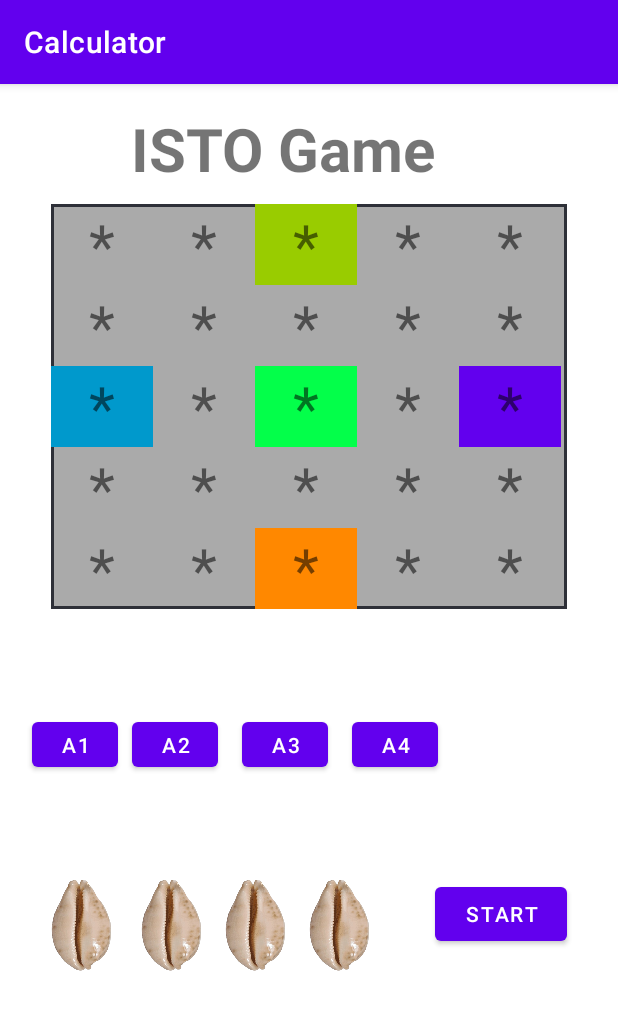
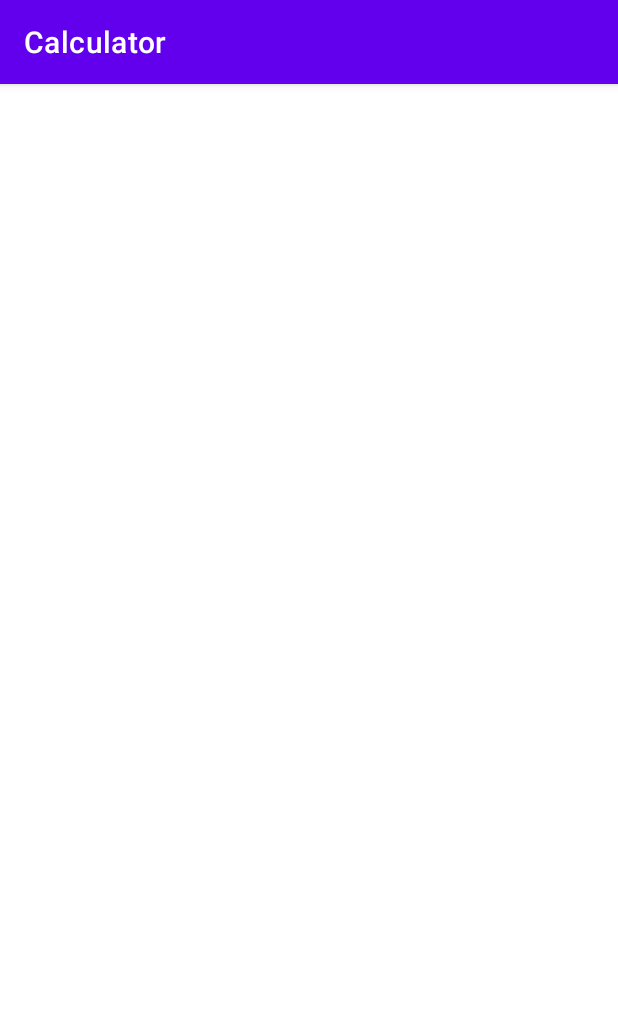
Before and after one commit to MayanKanakiya/ISTO_Game, an Android app: the splashScreen screen opened directly, with no data from a screen before it, on a phone screen of 412 x 824 dp. Shown: the top 1010 px of the screen. Run offline under Robolectric (Android 15) with nearby library versions, the phone set to English and light mode, and no system bars.

Commit message:
27-03-2024
delete unnecessary file and add splash screen

```diff
--- a/app/src/main/java/com/example/calculator/MainActivity.java
+++ b/app/src/main/java/com/example/calculator/splashScreen.java
@@ -3,14 +3,12 @@ package com.example.calculator;
 import androidx.appcompat.app.AppCompatActivity;
 
 import android.os.Bundle;
-import android.widget.Toast;
 
-public class MainActivity extends AppCompatActivity {
+public class splashScreen extends AppCompatActivity {
 
     @Override
     protected void onCreate(Bundle savedInstanceState) {
         super.onCreate(savedInstanceState);
-        Toast.makeText(this,"Hello everyone",Toast.LENGTH_LONG).show();
-        setContentView(R.layout.activity_isto);
+        setContentView(R.layout.activity_splash_screen);
     }
 }
--- a/app/src/main/res/layout/activity_isto.xml
+++ /dev/null
@@ -1,343 +0,0 @@
-<?xml version="1.0" encoding="utf-8"?>
-<androidx.constraintlayout.widget.ConstraintLayout xmlns:android="http://schemas.android.com/apk/res/android"
-    xmlns:app="http://schemas.android.com/apk/res-auto"
-    xmlns:tools="http://schemas.android.com/tools"
-    android:layout_width="match_parent"
-    android:layout_height="match_parent"
-    android:scrollbarSize="5dp"
-    tools:context=".ISTO">
-
-    <GridLayout
-        android:id="@+id/gridLayout"
-        android:layout_width="344dp"
-        android:layout_height="270dp"
-        android:layout_margin="10sp"
-        android:background="@drawable/grid_layout_border"
-        android:columnCount="5"
-        android:rowCount="5"
-        app:layout_constraintEnd_toEndOf="parent"
-        app:layout_constraintStart_toStartOf="parent"
-        app:layout_constraintTop_toBottomOf="@+id/textView26">
-
-        <TextView
-            android:id="@+id/textView1"
-            android:layout_width="68dp"
-            android:layout_height="wrap_content"
-            android:text="*"
-            android:textAlignment="center"
-            android:textSize="40dp" />
-
-        <TextView
-            android:id="@+id/textView2"
-            android:layout_width="68dp"
-            android:layout_height="wrap_content"
-            android:text="*"
-            android:textAlignment="center"
-            android:textSize="40dp" />
-
-        <TextView
-            android:id="@+id/textView3"
-            android:layout_width="68dp"
-            android:layout_height="wrap_content"
-            android:background="@android:color/holo_green_light"
-            android:text="*"
-            android:textAlignment="center"
-            android:textSize="40dp" />
-
-        <TextView
-            android:id="@+id/textView4"
-            android:layout_width="68dp"
-            android:layout_height="wrap_content"
-            android:text="*"
-            android:textAlignment="center"
-            android:textSize="40dp" />
-
-        <TextView
-            android:id="@+id/textView5"
-            android:layout_width="68dp"
-            android:layout_height="wrap_content"
-            android:text="*"
-            android:textAlignment="center"
-            android:textSize="40dp" />
-
-        <TextView
-            android:id="@+id/textView6"
-            android:layout_width="68dp"
-            android:layout_height="wrap_content"
-            android:text="*"
-            android:textAlignment="center"
-            android:textSize="40dp" />
-
-        <TextView
-            android:id="@+id/textView7"
-            android:layout_width="68dp"
-            android:layout_height="wrap_content"
-            android:text="*"
-            android:textAlignment="center"
-            android:textSize="40dp" />
-
-        <TextView
-            android:id="@+id/textView8"
-            android:layout_width="68dp"
-            android:layout_height="wrap_content"
-            android:text="*"
-            android:textAlignment="center"
-            android:textSize="40dp" />
-
-        <TextView
-            android:id="@+id/textView9"
-            android:layout_width="68dp"
-            android:layout_height="wrap_content"
-            android:text="*"
-            android:textAlignment="center"
-            android:textSize="40dp" />
-
-        <TextView
-            android:id="@+id/textView10"
-            android:layout_width="68dp"
-            android:layout_height="wrap_content"
-            android:text="*"
-            android:textAlignment="center"
-            android:textSize="40dp" />
-
-        <TextView
-            android:id="@+id/textView11"
-            android:layout_width="68dp"
-            android:layout_height="wrap_content"
-            android:background="@android:color/holo_blue_dark"
-            android:text="*"
-            android:textAlignment="center"
-            android:textSize="40dp" />
-
-        <TextView
-            android:id="@+id/textView12"
-            android:layout_width="68dp"
-            android:layout_height="wrap_content"
-            android:text="*"
-            android:textAlignment="center"
-            android:textSize="40dp" />
-
-        <TextView
-            android:id="@+id/textView13"
-            android:layout_width="68dp"
-            android:layout_height="wrap_content"
-            android:background="#03FF4A"
-            android:text="*"
-            android:textAlignment="center"
-            android:textSize="40dp" />
-
-        <TextView
-            android:id="@+id/textView14"
-            android:layout_width="68dp"
-            android:layout_height="wrap_content"
-            android:text="*"
-            android:textAlignment="center"
-            android:textSize="40dp" />
-
-        <TextView
-            android:id="@+id/textView15"
-            android:layout_width="68dp"
-            android:layout_height="wrap_content"
-            android:background="@color/purple_500"
-            android:text="*"
-            android:textAlignment="center"
-            android:textSize="40dp" />
-
-        <TextView
-            android:id="@+id/textView16"
-            android:layout_width="68dp"
-            android:layout_height="wrap_content"
-            android:text="*"
-            android:textAlignment="center"
-            android:textSize="40dp" />
-
-        <TextView
-            android:id="@+id/textView17"
-            android:layout_width="68dp"
-            android:layout_height="wrap_content"
-            android:text="*"
-            android:textAlignment="center"
-            android:textSize="40dp" />
-
-        <TextView
-            android:id="@+id/textView18"
-            android:layout_width="68dp"
-            android:layout_height="wrap_content"
-            android:text="*"
-            android:textAlignment="center"
-            android:textSize="40dp" />
-
-        <TextView
-            android:id="@+id/textView19"
-            android:layout_width="68dp"
-            android:layout_height="wrap_content"
-            android:text="*"
-            android:textAlignment="center"
-            android:textSize="40dp" />
-
-        <TextView
-            android:id="@+id/textView20"
-            android:layout_width="68dp"
-            android:layout_height="wrap_content"
-            android:text="*"
-            android:textAlignment="center"
-            android:textSize="40dp" />
-
-        <TextView
-            android:id="@+id/textView21"
-            android:layout_width="68dp"
-            android:layout_height="wrap_content"
-            android:text="*"
-            android:textAlignment="center"
-            android:textSize="40dp" />
-
-        <TextView
-            android:id="@+id/textView22"
-            android:layout_width="68dp"
-            android:layout_height="wrap_content"
-            android:text="*"
-            android:textAlignment="center"
-            android:textSize="40dp" />
-
-        <TextView
-            android:id="@+id/textView23"
-            android:layout_width="68dp"
-            android:layout_height="wrap_content"
-            android:background="@android:color/holo_orange_dark"
-            android:text="*"
-            android:textAlignment="center"
-            android:textSize="40dp" />
-
-        <TextView
-            android:id="@+id/textView24"
-            android:layout_width="68dp"
-            android:layout_height="wrap_content"
-            android:text="*"
-            android:textAlignment="center"
-            android:textSize="40dp" />
-
-        <TextView
-            android:id="@+id/textView25"
-            android:layout_width="68dp"
-            android:layout_height="wrap_content"
-            android:text="*"
-            android:textAlignment="center"
-            android:textSize="40dp" />
-
-    </GridLayout>
-
-    <TextView
-        android:id="@+id/textView26"
-        android:layout_width="wrap_content"
-        android:layout_height="wrap_content"
-        android:layout_marginTop="16dp"
-        android:text="ISTO Game"
-        android:textSize="40dp"
-        android:textStyle="bold"
-        app:layout_constraintEnd_toEndOf="parent"
-        app:layout_constraintHorizontal_bias="0.418"
-        app:layout_constraintStart_toStartOf="parent"
-        app:layout_constraintTop_toTopOf="parent" />
-
-    <Button
-        android:id="@+id/startBtn"
-        android:layout_width="wrap_content"
-        android:layout_height="wrap_content"
-        android:text="Start"
-        app:layout_constraintBottom_toBottomOf="parent"
-        app:layout_constraintEnd_toEndOf="parent"
-        app:layout_constraintHorizontal_bias="0.554"
-        app:layout_constraintStart_toEndOf="@+id/imageView4"
-        app:layout_constraintTop_toBottomOf="@+id/gridLayout"
-        app:layout_constraintVertical_bias="0.485" />
-
-    <ImageView
-        android:id="@+id/imageView1"
-        android:layout_width="44dp"
-        android:layout_height="61dp"
-        android:layout_marginStart="32dp"
-        app:layout_constraintBottom_toBottomOf="parent"
-        app:layout_constraintStart_toStartOf="parent"
-        app:layout_constraintTop_toBottomOf="@+id/gridLayout"
-        app:layout_constraintVertical_bias="0.504"
-        app:srcCompat="@drawable/front1" />
-
-    <ImageView
-        android:id="@+id/imageView2"
-        android:layout_width="44dp"
-        android:layout_height="61dp"
-        android:layout_marginStart="16dp"
-        app:layout_constraintBottom_toBottomOf="parent"
-        app:layout_constraintStart_toEndOf="@+id/imageView1"
-        app:layout_constraintTop_toBottomOf="@+id/gridLayout"
-        app:layout_constraintVertical_bias="0.504"
-        app:srcCompat="@drawable/front2" />
-
-    <ImageView
-        android:id="@+id/imageView3"
-        android:layout_width="44dp"
-        android:layout_height="61dp"
-        android:layout_marginStart="12dp"
-        app:layout_constraintBottom_toBottomOf="parent"
-        app:layout_constraintStart_toEndOf="@+id/imageView2"
-        app:layout_constraintTop_toBottomOf="@+id/gridLayout"
-        app:layout_constraintVertical_bias="0.504"
-        app:srcCompat="@drawable/front3" />
-
-    <ImageView
-        android:id="@+id/imageView4"
-        android:layout_width="44dp"
-        android:layout_height="61dp"
-        android:layout_marginStart="12dp"
-        app:layout_constraintBottom_toBottomOf="parent"
-        app:layout_constraintStart_toEndOf="@+id/imageView3"
-        app:layout_constraintTop_toBottomOf="@+id/gridLayout"
-        app:layout_constraintVertical_bias="0.504"
-        app:srcCompat="@drawable/front4" />
-
-    <Button
-        android:id="@+id/button"
-        android:layout_width="57dp"
-        android:layout_height="42dp"
-        android:text="A1"
-        app:layout_constraintBottom_toTopOf="@+id/imageView1"
-        app:layout_constraintEnd_toStartOf="@+id/button2"
-        app:layout_constraintHorizontal_bias="0.686"
-        app:layout_constraintStart_toStartOf="parent"
-        app:layout_constraintTop_toBottomOf="@+id/gridLayout"
-        app:layout_constraintVertical_bias="0.504" />
-
-    <Button
-        android:id="@+id/button2"
-        android:layout_width="57dp"
-        android:layout_height="42dp"
-        android:layout_marginEnd="16dp"
-        android:text="A2"
-        app:layout_constraintBottom_toTopOf="@+id/imageView2"
-        app:layout_constraintEnd_toStartOf="@+id/button3"
-        app:layout_constraintTop_toBottomOf="@+id/gridLayout"
-        app:layout_constraintVertical_bias="0.504" />
-
-    <Button
-        android:id="@+id/button3"
-        android:layout_width="57dp"
-        android:layout_height="42dp"
-        android:layout_marginEnd="16dp"
-        android:text="A3"
-        app:layout_constraintBottom_toTopOf="@+id/imageView3"
-        app:layout_constraintEnd_toStartOf="@+id/button5"
-        app:layout_constraintTop_toBottomOf="@+id/gridLayout"
-        app:layout_constraintVertical_bias="0.504" />
-
-    <Button
-        android:id="@+id/button5"
-        android:layout_width="57dp"
-        android:layout_height="42dp"
-        android:layout_marginEnd="120dp"
-        android:text="A4"
-        app:layout_constraintBottom_toTopOf="@+id/imageView4"
-        app:layout_constraintEnd_toEndOf="parent"
-        app:layout_constraintTop_toBottomOf="@+id/gridLayout"
-        app:layout_constraintVertical_bias="0.504" />
-
-</androidx.constraintlayout.widget.ConstraintLayout>
--- /dev/null
+++ b/app/src/main/res/layout/activity_splash_screen.xml
@@ -0,0 +1,9 @@
+<?xml version="1.0" encoding="utf-8"?>
+<androidx.constraintlayout.widget.ConstraintLayout xmlns:android="http://schemas.android.com/apk/res/android"
+    xmlns:app="http://schemas.android.com/apk/res-auto"
+    xmlns:tools="http://schemas.android.com/tools"
+    android:layout_width="match_parent"
+    android:layout_height="match_parent"
+    tools:context=".splashScreen">
+
+</androidx.constraintlayout.widget.ConstraintLayout>
```
Also changed, not shown: app/src/main/AndroidManifest.xml (+13 -21 lines), app/src/main/java/com/example/calculator/ISTO.java (deleted, +0 -63 lines), app/src/main/java/com/example/calculator/ListActivity.java (deleted, +0 -62 lines), app/src/main/java/com/example/calculator/TestISTO.java (+32 -24 lines), app/src/main/res/layout/activity_list.xml (deleted, +0 -38 lines), app/src/main/res/layout/activity_main.xml (deleted, +0 -73 lines).
